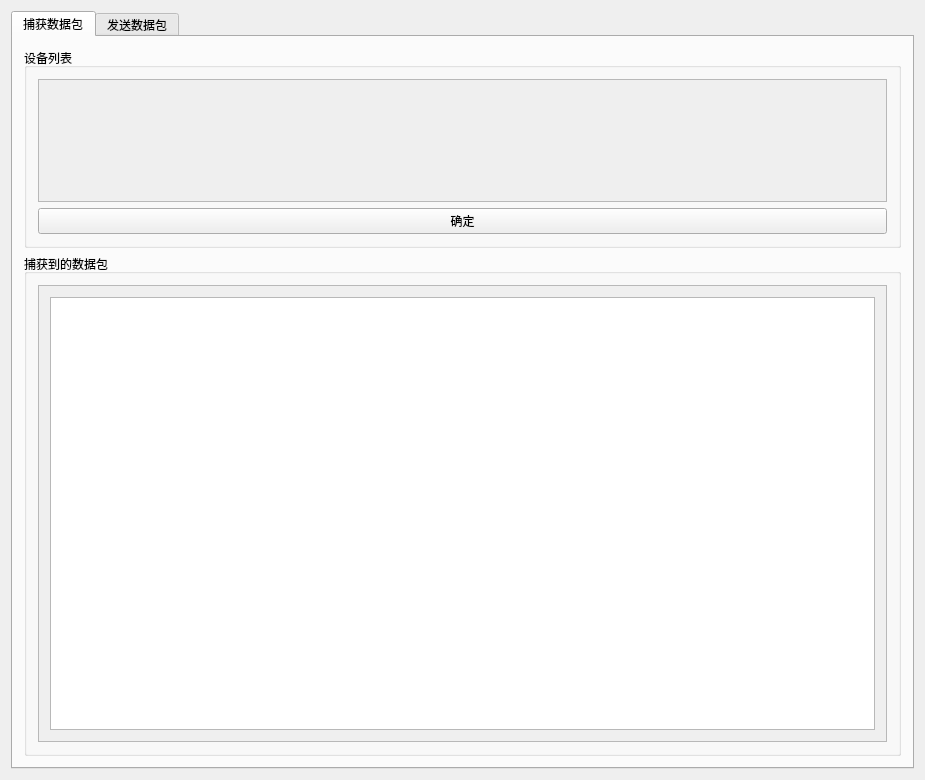
Old version of the form DXSniffer/MainWindow.ui in the repository DuanXu-97/DXSniffer.
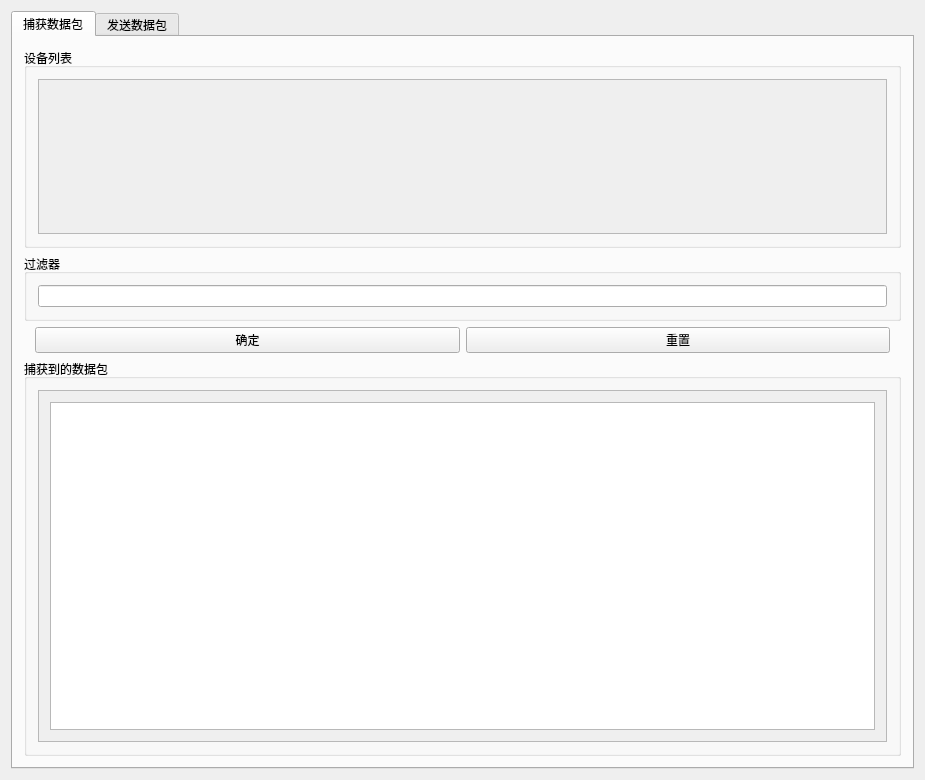
New version of the form.

Commit message: finish filter

What changed in the file:
```diff
--- a/DXSniffer/MainWindow.ui
+++ b/DXSniffer/MainWindow.ui
@@ -68,26 +68,14 @@
        </attribute>
        <layout class="QGridLayout" name="gridLayout_3">
         <item row="0" column="0">
-         <layout class="QGridLayout" name="gridLayout">
-          <property name="leftMargin">
-           <number>0</number>
-          </property>
-          <property name="topMargin">
-           <number>0</number>
-          </property>
-          <property name="rightMargin">
-           <number>0</number>
-          </property>
-          <property name="bottomMargin">
-           <number>0</number>
-          </property>
-          <item row="2" column="0">
+         <layout class="QVBoxLayout" name="verticalLayout_10">
+          <item>
            <widget class="QGroupBox" name="groupBox_device">
             <property name="enabled">
              <bool>true</bool>
             </property>
             <property name="sizePolicy">
-             <sizepolicy hsizetype="Expanding" vsizetype="Fixed">
+             <sizepolicy hsizetype="Preferred" vsizetype="Fixed">
               <horstretch>0</horstretch>
               <verstretch>0</verstretch>
              </sizepolicy>
@@ -113,7 +101,7 @@
                   <x>0</x>
                   <y>0</y>
                   <width>847</width>
-                  <height>124</height>
+                  <height>159</height>
                  </rect>
                 </property>
                 <layout class="QVBoxLayout" name="verticalLayout_4">
@@ -131,8 +119,49 @@
                </widget>
               </widget>
              </item>
+            </layout>
+           </widget>
+          </item>
              <item>
-              <widget class="QPushButton" name="submitDevice">
+           <widget class="QGroupBox" name="groupBox_filter">
+            <property name="enabled">
+             <bool>true</bool>
+            </property>
+            <property name="sizePolicy">
+             <sizepolicy hsizetype="Preferred" vsizetype="Fixed">
+              <horstretch>0</horstretch>
+              <verstretch>0</verstretch>
+             </sizepolicy>
+            </property>
+            <property name="minimumSize">
+             <size>
+              <width>0</width>
+              <height>0</height>
+             </size>
+            </property>
+            <property name="title">
+             <string>过滤器</string>
+            </property>
+            <layout class="QVBoxLayout" name="verticalLayout_15">
+             <item>
+              <widget class="QLineEdit" name="lineEdit_filter"/>
+             </item>
+            </layout>
+           </widget>
+          </item>
+          <item>
+           <layout class="QHBoxLayout" name="horizontalLayout_21">
+            <property name="leftMargin">
+             <number>11</number>
+            </property>
+            <property name="topMargin">
+             <number>0</number>
+            </property>
+            <property name="rightMargin">
+             <number>11</number>
+            </property>
+            <item>
+             <widget class="QPushButton" name="submitBtn">
                <property name="sizePolicy">
                 <sizepolicy hsizetype="Minimum" vsizetype="Fixed">
                  <horstretch>0</horstretch>
@@ -150,10 +179,16 @@
                </property>
               </widget>
              </item>
-            </layout>
-           </widget>
-          </item>
-          <item row="3" column="0">
+            <item>
+             <widget class="QPushButton" name="resetBtn">
+              <property name="text">
+               <string>重置</string>
+              </property>
+             </widget>
+            </item>
+           </layout>
+          </item>
+          <item>
            <widget class="QGroupBox" name="groupBox_packet">
             <property name="title">
              <string>捕获到的数据包</string>
@@ -170,7 +205,7 @@
                   <x>0</x>
                   <y>0</y>
                   <width>847</width>
-                  <height>458</height>
+                  <height>354</height>
                  </rect>
                 </property>
                 <layout class="QVBoxLayout" name="verticalLayout_6">
```
Lines whose indentation alone changed are shown as unchanged. The commit also changes 31 other files.
